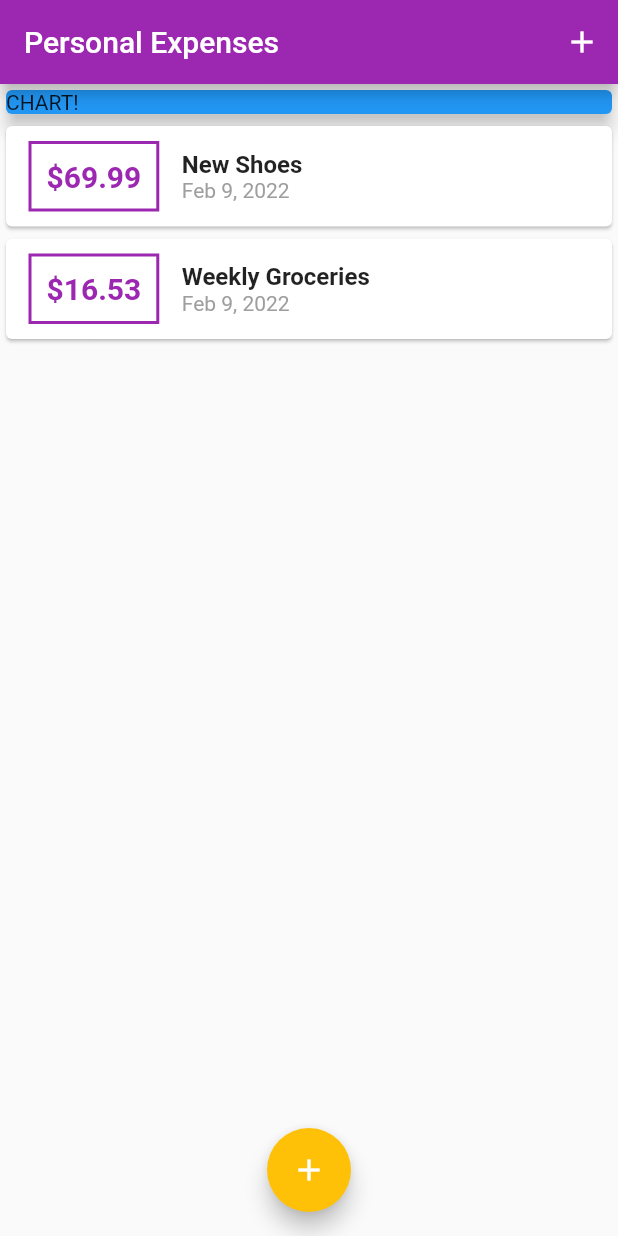
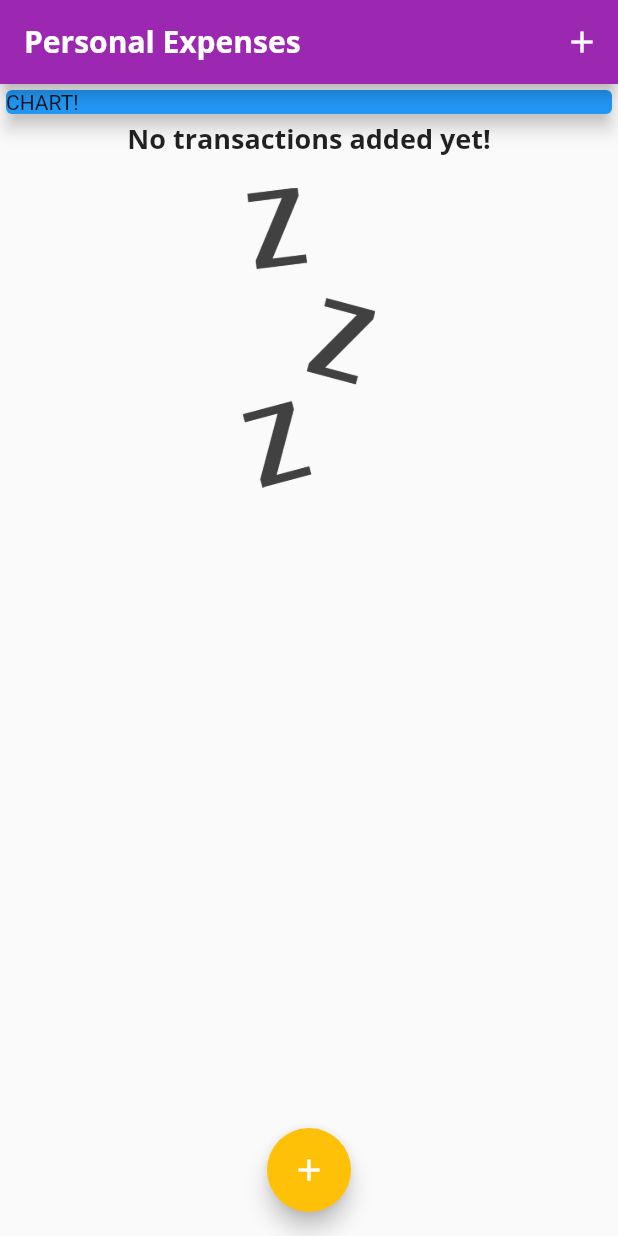
Before and after one commit to adriandallegrave/flutter, a Flutter app: the screen it shows after launch, on a phone screen of 412 x 824 dp. Run offline on Flutter 3.47's test engine with Material 2 defaults, Android fonts, the phone set to English and light mode, and no system bars.

Commit message:
expenses14 - add fonts and images

```diff
--- a/personal_expenses_app/lib/main.dart
+++ b/personal_expenses_app/lib/main.dart
@@ -13,11 +13,25 @@ class MyApp extends StatelessWidget {
   Widget build(BuildContext context) {
     return MaterialApp(
       title: 'Personal Expenses',
-      home: const MyHomePage(),
       theme: ThemeData(
+        fontFamily: 'Quicksand',
+        textTheme: ThemeData.light().textTheme.copyWith(
+              headline6: const TextStyle(
+                fontFamily: 'OpenSans',
+                fontWeight: FontWeight.bold,
+                fontSize: 18,
+              ),
+            ),
+        appBarTheme: const AppBarTheme(
+          titleTextStyle: TextStyle(
+              fontFamily: 'OpenSans',
+              fontSize: 20,
+              fontWeight: FontWeight.bold),
+        ),
         colorScheme: ColorScheme.fromSwatch(primarySwatch: Colors.purple)
             .copyWith(secondary: Colors.amber),
       ),
+      home: const MyHomePage(),
     );
   }
 }
@@ -31,18 +45,18 @@ class MyHomePage extends StatefulWidget {
 
 class _MyHomePageState extends State<MyHomePage> {
   final List<Transaction> _userTransactions = [
-    Transaction(
-      id: 't1',
-      title: 'New Shoes',
-      amount: 69.99,
-      date: DateTime.now(),
-    ),
-    Transaction(
-      id: 't2',
-      title: 'Weekly Groceries',
-      amount: 16.53,
-      date: DateTime.now(),
-    ),
+    // Transaction(
+    //   id: 't1',
+    //   title: 'New Shoes',
+    //   amount: 69.99,
+    //   date: DateTime.now(),
+    // ),
+    // Transaction(
+    //   id: 't2',
+    //   title: 'Weekly Groceries',
+    //   amount: 16.53,
+    //   date: DateTime.now(),
+    // ),
   ];
 
   void _addNewTransaction(String txTitle, double txAmount) {
--- a/personal_expenses_app/lib/widgets/transaction_list.dart
+++ b/personal_expenses_app/lib/widgets/transaction_list.dart
@@ -12,7 +12,26 @@ class TransactionList extends StatelessWidget {
   Widget build(BuildContext context) {
     return SizedBox(
       height: 450,
-      child: ListView.builder(
+      child: transactions.isEmpty
+          ? Column(
+              children: <Widget>[
+                Text(
+                  'No transactions added yet!',
+                  style: Theme.of(context).textTheme.titleLarge,
+                ),
+                const SizedBox(
+                  height: 20,
+                ),
+                SizedBox(
+                  height: 200,
+                  child: Image.asset(
+                    'assets/images/waiting.png',
+                    fit: BoxFit.cover,
+                  ),
+                ),
+              ],
+            )
+          : ListView.builder(
               itemBuilder: (ctx, index) {
                 return Card(
                   child: Row(
@@ -43,10 +62,7 @@ class TransactionList extends StatelessWidget {
                         children: <Widget>[
                           Text(
                             transactions[index].title,
-                      style: const TextStyle(
-                        fontSize: 16,
-                        fontWeight: FontWeight.bold,
-                      ),
+                            style: Theme.of(context).textTheme.titleLarge,
                           ),
                           Text(
                             DateFormat.yMMMd().format(transactions[index].date),
```
Also changed, not shown: personal_expenses_app/pubspec.yaml (+15 -14 lines), personal_expenses_app/assets/fonts/OpenSans-Bold.ttf (added), personal_expenses_app/assets/fonts/OpenSans-Regular.ttf (added), personal_expenses_app/assets/fonts/Quicksand-Bold.ttf (added), personal_expenses_app/assets/fonts/Quicksand-Light.ttf (added), personal_expenses_app/assets/fonts/Quicksand-Medium.ttf (added), personal_expenses_app/assets/fonts/Quicksand-Regular.ttf (added), personal_expenses_app/assets/images/waiting.png (added). Lines whose indentation alone changed are shown as unchanged.
